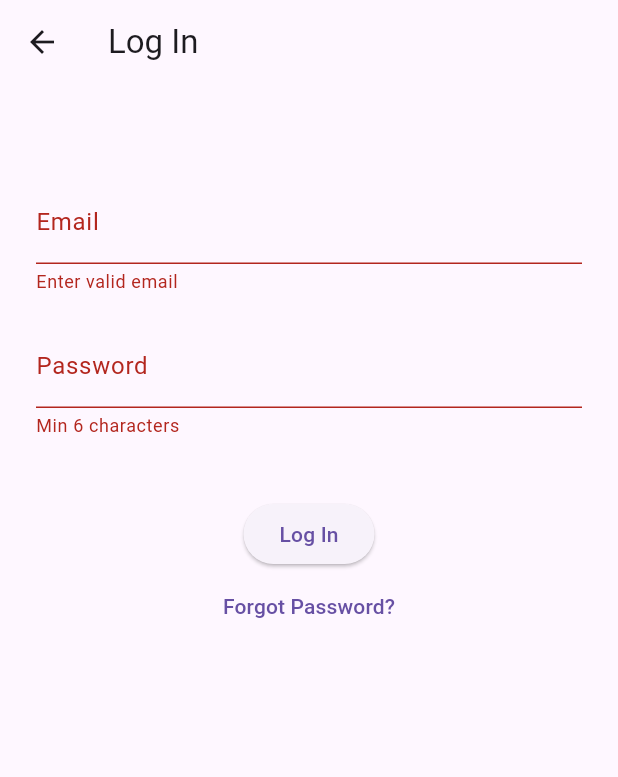
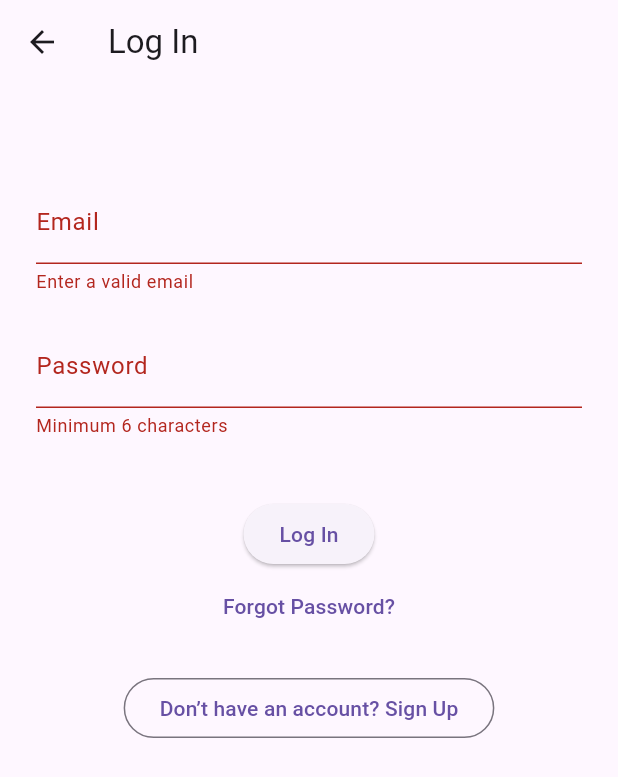
Before and after one commit to charan4112/travel_buddy_app, a Flutter app: the LoginPage screen opened by its route, after a tap on "Log In", on a phone screen of 412 x 824 dp. Shown: the top 777 px of the screen. Run offline on Flutter 3.47's test engine with Material 3 defaults, Android fonts, the phone set to English and light mode, and no system bars; our stand-ins replace cloud_firestore, firebase_auth, firebase_core, geolocator, google_maps_flutter; accounts and stored records are empty.

Commit message:
Implemented LoginPage with named-route navigation and updated pubspec

```diff
--- a/lib/pages/login_page.dart
+++ b/lib/pages/login_page.dart
@@ -1,7 +1,5 @@
 import 'package:flutter/material.dart';
 import 'package:firebase_auth/firebase_auth.dart';
-import 'dashboard_page.dart';
-import 'forgot_password_page.dart';
 
 class LoginPage extends StatefulWidget {
   const LoginPage({super.key});
@@ -30,15 +28,9 @@ class _LoginPageState extends State<LoginPage> {
         email: _email.text.trim(),
         password: _password.text.trim(),
       );
-
-      Navigator.pushReplacement(
-        context,
-        MaterialPageRoute(builder: (_) => const DashboardPage()),
-      );
+      Navigator.pushReplacementNamed(context, '/dashboard');
     } on FirebaseAuthException catch (e) {
-      setState(() {
-        _errorMessage = e.message;
-      });
+      setState(() => _errorMessage = e.message);
     } finally {
       setState(() => _isLoading = false);
     }
@@ -67,7 +59,7 @@ class _LoginPageState extends State<LoginPage> {
                 decoration: const InputDecoration(labelText: "Email"),
                 keyboardType: TextInputType.emailAddress,
                 validator: (val) =>
-                    val != null && val.contains("@") ? null : "Enter valid email",
+                    val != null && val.contains("@") ? null : "Enter a valid email",
               ),
               const SizedBox(height: 20),
               TextFormField(
@@ -75,7 +67,7 @@ class _LoginPageState extends State<LoginPage> {
                 decoration: const InputDecoration(labelText: "Password"),
                 obscureText: true,
                 validator: (val) =>
-                    val != null && val.length >= 6 ? null : "Min 6 characters",
+                    val != null && val.length >= 6 ? null : "Minimum 6 characters",
               ),
               const SizedBox(height: 30),
               if (_errorMessage != null)
@@ -89,15 +81,15 @@ class _LoginPageState extends State<LoginPage> {
                     : const Text("Log In"),
               ),
               TextButton(
-                onPressed: () {
-                  Navigator.push(
-                    context,
-                    MaterialPageRoute(
-                      builder: (_) => const ForgotPasswordPage(),
-                    ),
-                  );
-                },
+                onPressed: () =>
+                    Navigator.pushNamed(context, '/forgot'),
                 child: const Text("Forgot Password?"),
+              ),
+              const SizedBox(height: 20),
+              OutlinedButton(
+                onPressed: () =>
+                    Navigator.pushNamed(context, '/signup'),
+                child: const Text("Don’t have an account? Sign Up"),
               ),
             ],
           ),
```
Also changed, not shown: pubspec.yaml (+14 -3 lines).
